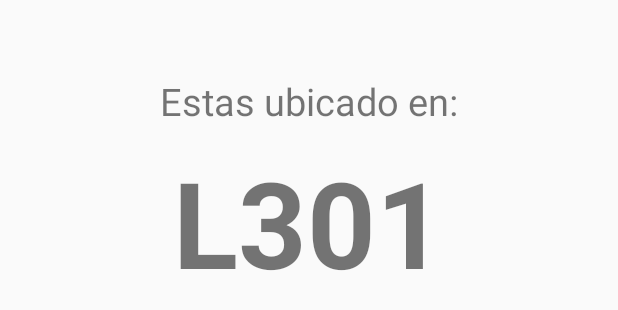
After one commit to JonathanLoza/Indoor-Location, an Android app: the layout bottom_sheet_layout.xml on its own in the app's theme, with its tools: preview values and no code run, on a phone screen of 412 x 824 dp. The commit adds this screen. Shown: the top 310 px of the screen. Run offline under Robolectric (Android 15) with nearby library versions, the phone set to English and light mode, and no system bars.

Commit message:
Add bottomsheet

```diff
--- a/app/build.gradle
+++ b/app/build.gradle
@@ -22,6 +22,7 @@ android {
 dependencies {
     implementation fileTree(dir: 'libs', include: ['*.jar'])
     implementation 'androidx.appcompat:appcompat:1.0.2'
+    implementation 'com.google.android.material:material:1.0.0'
     implementation 'androidx.constraintlayout:constraintlayout:1.1.3'
     testImplementation 'junit:junit:4.12'
     androidTestImplementation 'androidx.test.ext:junit:1.1.0'
--- a/app/src/main/java/com/example/indoor_location/WifiAdapter.java
+++ b/app/src/main/java/com/example/indoor_location/WifiAdapter.java
@@ -13,7 +13,7 @@ import org.w3c.dom.Text;
 import java.util.List;
 
 public class WifiAdapter extends RecyclerView.Adapter<WifiAdapter.MyViewHolder>{
-    private List<NetworkManager> wifi;
+    private List<Network> wifi;
 
 
 
@@ -31,7 +31,7 @@ public class WifiAdapter extends RecyclerView.Adapter<WifiAdapter.MyViewHolder>{
     }
 
     // Provide a suitable constructor (depends on the kind of dataset)
-    public WifiAdapter(List<NetworkManager> wifi) {
+    public WifiAdapter(List<Network> wifi) {
         this.wifi = wifi;
     }
 
--- /dev/null
+++ b/app/src/main/res/drawable/rounded_bs.xml
@@ -0,0 +1,13 @@
+<shape xmlns:android="http://schemas.android.com/apk/res/android"
+    android:shape="rectangle">
+    <corners
+        android:topLeftRadius="30dp"
+        android:topRightRadius="30dp"/>
+    <solid android:color="@android:color/white"/>
+    <padding
+        android:left="10dp"
+        android:top="10dp"
+        android:right="10dp"
+        android:bottom="10dp" />
+
+</shape>
--- a/app/src/main/res/layout/activity_indoor_location.xml
+++ b/app/src/main/res/layout/activity_indoor_location.xml
@@ -14,6 +14,7 @@
         />
 
     <Button
+        android:id="@+id/locate"
         android:layout_width="wrap_content"
         android:layout_height="wrap_content"
         android:layout_alignParentBottom="true"
--- /dev/null
+++ b/app/src/main/res/layout/bottom_sheet_layout.xml
@@ -0,0 +1,25 @@
+<?xml version="1.0" encoding="utf-8"?>
+<LinearLayout xmlns:android="http://schemas.android.com/apk/res/android"
+    android:orientation="vertical" android:layout_width="match_parent"
+    android:layout_height="wrap_content"
+    android:gravity="center_horizontal"
+    android:padding="50dp"
+    >
+
+    <TextView
+        android:layout_width="wrap_content"
+        android:layout_height="wrap_content"
+        android:text="Estas ubicado en:"
+        android:textSize="25dp"
+        />
+    <TextView
+        android:layout_width="wrap_content"
+        android:layout_height="wrap_content"
+        android:layout_marginTop="10dp"
+        android:textStyle="bold"
+        android:textSize="80dp"
+        android:text="L301"
+        />
+
+
+</LinearLayout>
--- a/app/src/main/res/values/styles.xml
+++ b/app/src/main/res/values/styles.xml
@@ -6,6 +6,17 @@
         <item name="colorPrimary">@color/colorPrimary</item>
         <item name="colorPrimaryDark">@color/colorPrimaryDark</item>
         <item name="colorAccent">@color/colorAccent</item>
+        <item name="bottomSheetDialogTheme">@style/AppBottomSheetDialogTheme</item>
+    </style>
+
+    <style name="AppBottomSheetDialogTheme"
+        parent="Theme.Design.Light.BottomSheetDialog">
+        <item name="bottomSheetStyle">@style/AppModalStyle</item>
+    </style>
+
+    <style name="AppModalStyle"
+        parent="Widget.Design.BottomSheet.Modal">
+        <item name="android:background">@drawable/rounded_bs</item>
     </style>
 
 </resources>
```
Also changed, not shown: app/src/main/java/com/example/indoor_location/IndoorLocationActivity.java (+16 -6 lines), app/src/main/java/com/example/indoor_location/LocationBottomSheet.java (+18 -1 lines), app/src/main/java/com/example/indoor_location/Network.java (added, +25 -0 lines), app/src/main/java/com/example/indoor_location/NetworkManager.java (+15 -15 lines).
